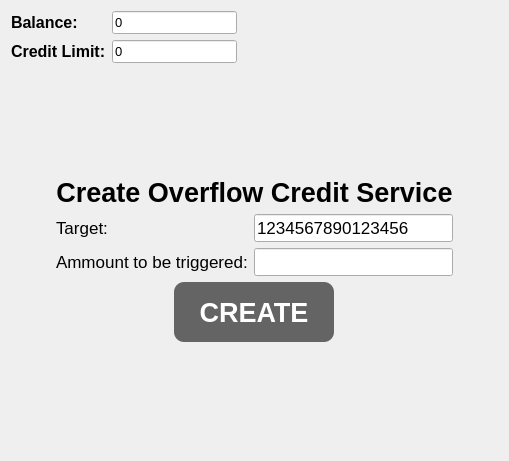
Before: the Qt Designer form ATM_Shevchenky/create_overflow_credit_service.ui in mshevcenko/ATM_Shevchenky, drawn with Qt 5.
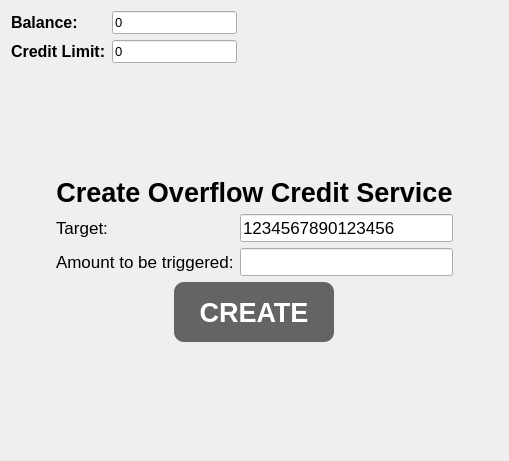
After: the same form once the commit is applied. Icons and pictures are not drawn. Custom widgets are drawn as their Qt base class.

What changed in the file:
```diff
--- a/ATM_Shevchenky/create_overflow_credit_service.ui
+++ b/ATM_Shevchenky/create_overflow_credit_service.ui
@@ -227,7 +227,7 @@
             </font>
            </property>
            <property name="text">
-            <string>Ammount to be triggered:</string>
+            <string>Amount to be triggered:</string>
            </property>
           </widget>
          </item>
```
Left out of the diff: 2 changed lines with no effect on the pictures.
